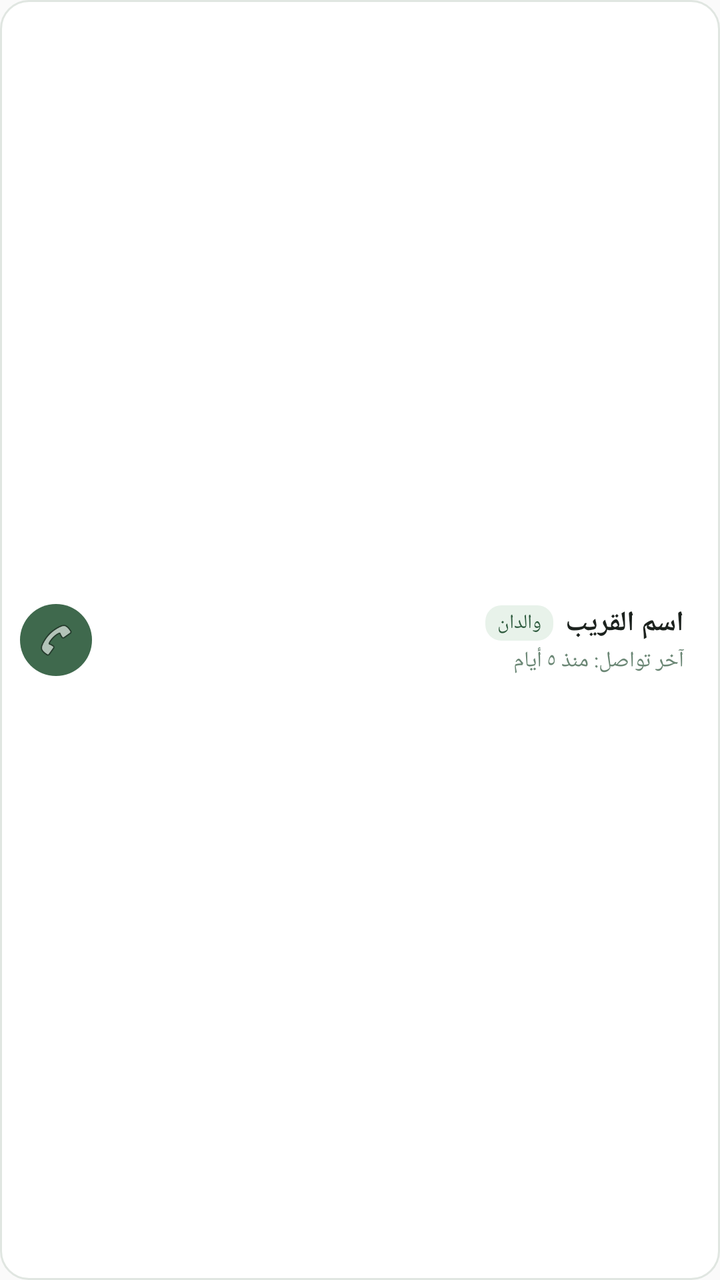
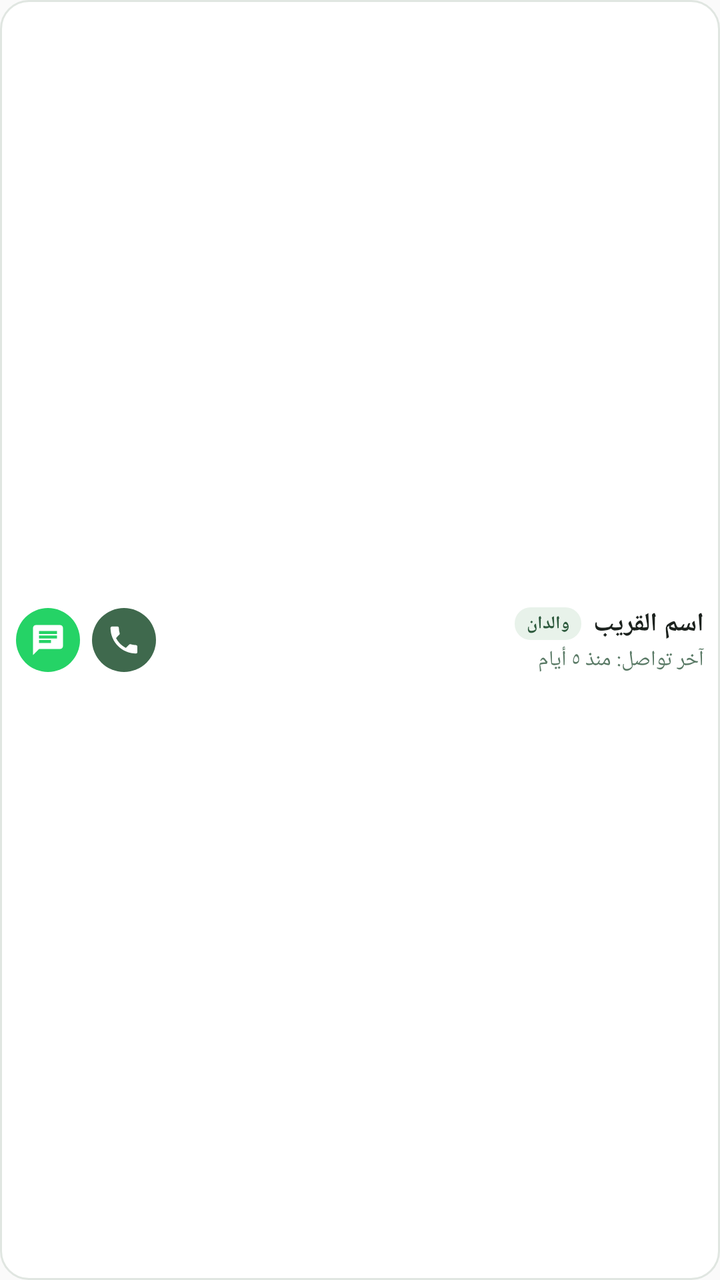

Screens rendered from an Android XML layout before and after an edit, with the pre-edit source and the edit as a unified diff.
<!-- AndroidManifest.xml: application theme Theme.MyApplication -->
<!-- res/layout/sila_widget_item.xml -->
<?xml version="1.0" encoding="utf-8"?>
<LinearLayout xmlns:android="http://schemas.android.com/apk/res/android"
    android:id="@+id/widget_item_container"
    android:layout_width="match_parent"
    android:layout_height="wrap_content"
    android:orientation="horizontal"
    android:background="@drawable/widget_item_background"
    android:padding="10dp"
    android:gravity="center_vertical"
    android:layout_marginBottom="4dp">

    
    <ImageView
        android:id="@+id/widget_item_call"
        android:layout_width="36dp"
        android:layout_height="36dp"
        android:background="@drawable/widget_button_background"
        android:src="@android:drawable/ic_menu_call"
        android:padding="8dp"
        android:contentDescription="اتصال سريع" />

    
    <LinearLayout
        android:layout_width="0dp"
        android:layout_height="wrap_content"
        android:layout_weight="1"
        android:orientation="vertical"
        android:gravity="right"
        android:layout_marginRight="8dp"
        android:layout_marginLeft="8dp">

        <LinearLayout
            android:layout_width="wrap_content"
            android:layout_height="wrap_content"
            android:orientation="horizontal"
            android:gravity="center_vertical">

            <TextView
                android:id="@+id/widget_item_degree"
                android:layout_width="wrap_content"
                android:layout_height="wrap_content"
                android:background="@drawable/widget_tag_background"
                android:paddingLeft="6dp"
                android:paddingRight="6dp"
                android:paddingTop="2dp"
                android:paddingBottom="2dp"
                android:text="والدان"
                android:textColor="#2D5A3D"
                android:textSize="10sp"
                android:layout_marginRight="6dp" />

            <TextView
                android:id="@+id/widget_item_name"
                android:layout_width="wrap_content"
                android:layout_height="wrap_content"
                android:text="اسم القريب"
                android:textColor="#1C221E"
                android:textSize="14sp"
                android:textStyle="bold" />
        </LinearLayout>

        <TextView
            android:id="@+id/widget_item_status"
            android:layout_width="wrap_content"
            android:layout_height="wrap_content"
            android:text="آخر تواصل: منذ ٥ أيام"
            android:textColor="#6B8775"
            android:textSize="11sp"
            android:layout_marginTop="2dp" />
    </LinearLayout>

</LinearLayout>
<!-- resources referenced by this layout -->
<resources>
  <!-- drawable widget_button_background (drawable) -->
  <?xml version="1.0" encoding="utf-8"?>
  <shape xmlns:android="http://schemas.android.com/apk/res/android"
      android:shape="oval">
      <solid android:color="#3F694D" /> 
  </shape>
  <!-- drawable widget_item_background (drawable) -->
  <?xml version="1.0" encoding="utf-8"?>
  <shape xmlns:android="http://schemas.android.com/apk/res/android"
      android:shape="rectangle">
      <solid android:color="#FFFFFF" />
      <corners android:radius="14dp" />
      <stroke
          android:width="1dp"
          android:color="#E0E6E1" />
  </shape>
  <!-- drawable widget_tag_background (drawable) -->
  <?xml version="1.0" encoding="utf-8"?>
  <shape xmlns:android="http://schemas.android.com/apk/res/android"
      android:shape="rectangle">
      <solid android:color="#E8F2EA" />
      <corners android:radius="8dp" />
  </shape>
  <style name="Theme.MyApplication" parent="android:Theme.Material.Light.NoActionBar" />
</resources>

<!-- the commit's change to res/layout/sila_widget_item.xml (unified diff, before → after) -->
@@ -5,19 +5,38 @@
     android:layout_height="wrap_content"
     android:orientation="horizontal"
     android:background="@drawable/widget_item_background"
-    android:padding="10dp"
-    android:gravity="center_vertical"
-    android:layout_marginBottom="4dp">
+    android:padding="8dp"
+    android:gravity="center_vertical">
 
     
-    <ImageView
-        android:id="@+id/widget_item_call"
-        android:layout_width="36dp"
-        android:layout_height="36dp"
-        android:background="@drawable/widget_button_background"
-        android:src="@android:drawable/ic_menu_call"
-        android:padding="8dp"
-        android:contentDescription="اتصال سريع" />
+    <LinearLayout
+        android:layout_width="wrap_content"
+        android:layout_height="wrap_content"
+        android:orientation="horizontal"
+        android:gravity="center_vertical"
+        android:layout_marginRight="8dp">
+
+        
+        <ImageView
+            android:id="@+id/widget_item_chat"
+            android:layout_width="32dp"
+            android:layout_height="32dp"
+            android:background="@drawable/widget_chat_button_background"
+            android:src="@drawable/ic_widget_chat"
+            android:padding="7dp"
+            android:contentDescription="مراسلة واتساب"
+            android:layout_marginRight="6dp" />
+
+        
+        <ImageView
+            android:id="@+id/widget_item_call"
+            android:layout_width="32dp"
+            android:layout_height="32dp"
+            android:background="@drawable/widget_button_background"
+            android:src="@drawable/ic_widget_call"
+            android:padding="7dp"
+            android:contentDescription="اتصال هاتف" />
+    </LinearLayout>
 
     
     <LinearLayout
@@ -26,8 +45,7 @@
         android:layout_weight="1"
         android:orientation="vertical"
         android:gravity="right"
-        android:layout_marginRight="8dp"
-        android:layout_marginLeft="8dp">
+        android:layout_marginLeft="4dp">
 
         <LinearLayout
             android:layout_width="wrap_content"
@@ -46,7 +64,8 @@
                 android:paddingBottom="2dp"
                 android:text="والدان"
                 android:textColor="#2D5A3D"
-                android:textSize="10sp"
+                android:textSize="9sp"
+                android:textStyle="bold"
                 android:layout_marginRight="6dp" />
 
             <TextView
@@ -55,8 +74,9 @@
                 android:layout_height="wrap_content"
                 android:text="اسم القريب"
                 android:textColor="#1C221E"
-                android:textSize="14sp"
-                android:textStyle="bold" />
+                android:textSize="13sp"
+                android:textStyle="bold"
+                android:maxLines="1" />
         </LinearLayout>
 
         <TextView
@@ -64,9 +84,10 @@
             android:layout_width="wrap_content"
             android:layout_height="wrap_content"
             android:text="آخر تواصل: منذ ٥ أيام"
-            android:textColor="#6B8775"
-            android:textSize="11sp"
-            android:layout_marginTop="2dp" />
+            android:textColor="#5A7A66"
+            android:textSize="10.5sp"
+            android:layout_marginTop="2dp"
+            android:maxLines="1" />
     </LinearLayout>
 
 </LinearLayout>
<!-- resource entries referenced after the edit -->
@@ -1,10 +1,36 @@
 <!-- resources referenced by this layout -->
 <resources>
+  <!-- drawable ic_widget_call (drawable) -->
+  <vector xmlns:android="http://schemas.android.com/apk/res/android"
+      android:width="24dp"
+      android:height="24dp"
+      android:viewportWidth="24"
+      android:viewportHeight="24">
+      <path
+          android:fillColor="#FFFFFF"
+          android:pathData="M20.01,15.38c-1.23,0 -2.42,-0.2 -3.53,-0.56 -0.35,-0.12 -0.74,-0.03 -1.02,0.24l-2.2,2.2c-2.83,-1.44 -5.15,-3.75 -6.59,-6.59l2.2,-2.21c0.28,-0.26 0.36,-0.65 0.25,-1C8.76,6.35 8.56,5.16 8.56,3.93 8.56,3.42 8.14,3 7.63,3H4.07C3.56,3 3,3.42 3,3.93c0,9.42 7.64,17.07 17.01,17.07 0.51,0 0.93,-0.42 0.93,-0.93v-3.69c0,-0.51 -0.42,-0.93 -0.93,-0.93z"/>
+  </vector>
+  <!-- drawable ic_widget_chat (drawable) -->
+  <vector xmlns:android="http://schemas.android.com/apk/res/android"
+      android:width="24dp"
+      android:height="24dp"
+      android:viewportWidth="24"
+      android:viewportHeight="24">
+      <path
+          android:fillColor="#FFFFFF"
+          android:pathData="M20,2H4c-1.1,0 -2,0.9 -2,2v18l4,-4h14c1.1,0 2,-0.9 2,-2V4c0,-1.1 -0.9,-2 -2,-2zM6,9h12v2H6V9zM14,14H6v-2h8v2zM18,8H6V6h12v2z"/>
+  </vector>
   <!-- drawable widget_button_background (drawable) -->
   <?xml version="1.0" encoding="utf-8"?>
   <shape xmlns:android="http://schemas.android.com/apk/res/android"
       android:shape="oval">
       <solid android:color="#3F694D" /> 
+  </shape>
+  <!-- drawable widget_chat_button_background (drawable) -->
+  <?xml version="1.0" encoding="utf-8"?>
+  <shape xmlns:android="http://schemas.android.com/apk/res/android"
+      android:shape="oval">
+      <solid android:color="#25D366" /> 
   </shape>
   <!-- drawable widget_item_background (drawable) -->
   <?xml version="1.0" encoding="utf-8"?>
